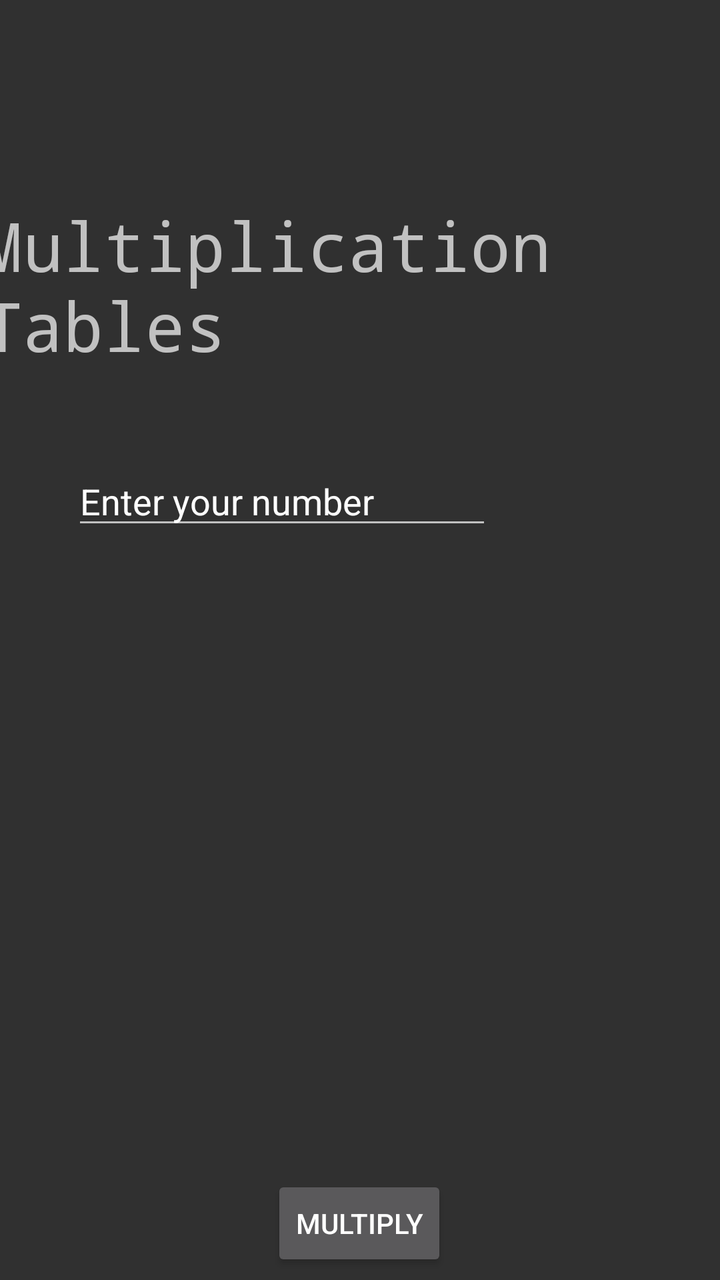
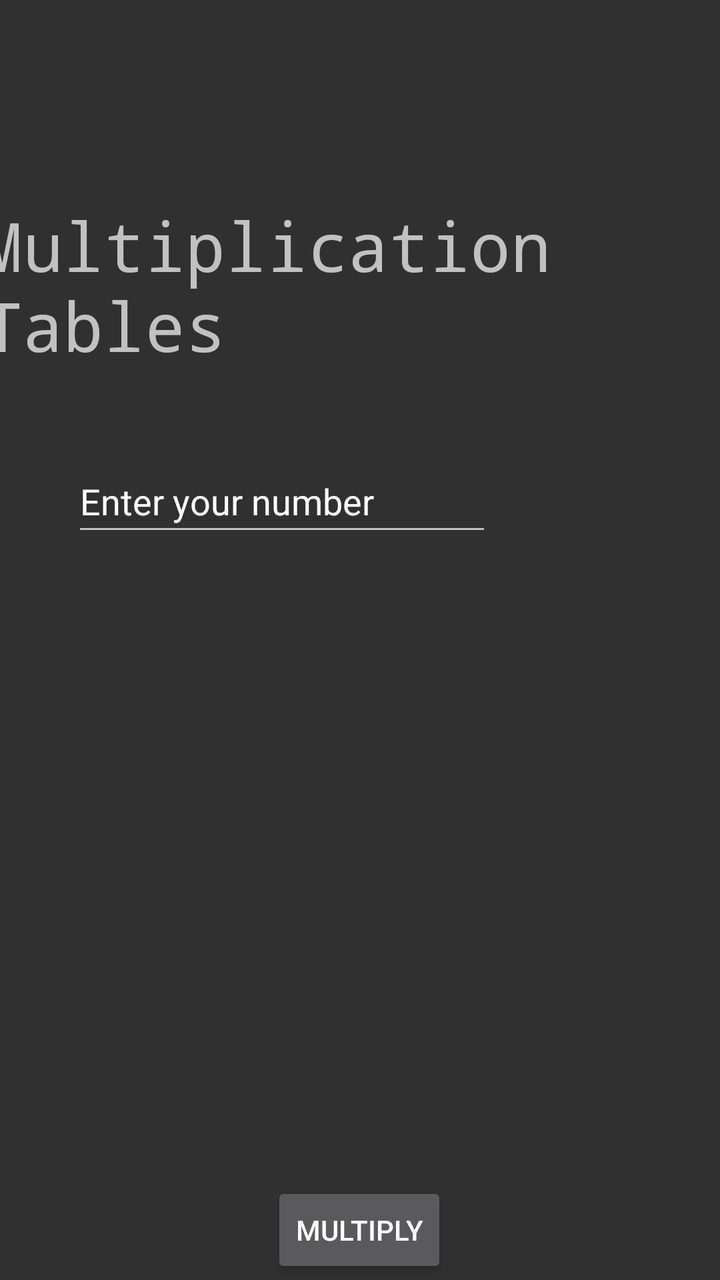

Before-and-after screenshots of an Android layout around one commit, followed by the original layout XML and the change that was made.
<!-- AndroidManifest.xml: application theme Theme.Multiplaction -->
<!-- res/layout/activity_main.xml -->
<?xml version="1.0" encoding="utf-8"?>
<androidx.constraintlayout.widget.ConstraintLayout xmlns:android="http://schemas.android.com/apk/res/android"
    xmlns:app="http://schemas.android.com/apk/res-auto"
    xmlns:tools="http://schemas.android.com/tools"
    android:id="@+id/main"
    android:layout_width="match_parent"
    android:layout_height="match_parent"
    tools:context=".MainActivity">

    <TextView
        android:id="@+id/titleText"
        android:layout_width="367dp"
        android:layout_height="104dp"
        android:layout_marginStart="18dp"
        android:layout_marginTop="100dp"
        android:layout_marginEnd="26dp"
        android:fontFamily="monospace"
        android:text="Multiplication Tables"
        android:textSize="34sp"
        app:layout_constraintEnd_toEndOf="parent"
        app:layout_constraintHorizontal_bias="0.54"
        app:layout_constraintStart_toStartOf="parent"
        app:layout_constraintTop_toTopOf="parent" />

    <EditText
        android:id="@+id/enterNumberText"
        android:layout_width="wrap_content"
        android:layout_height="wrap_content"
        android:layout_marginStart="87dp"
        android:layout_marginTop="300dp"
        android:layout_marginEnd="114dp"
        android:layout_marginBottom="159dp"
        android:ems="10"
        android:inputType="number"
        android:text="Enter your number"
        app:layout_constraintBottom_toTopOf="@+id/multiplyBtn"
        app:layout_constraintEnd_toEndOf="parent"
        app:layout_constraintHorizontal_bias="1.0"
        app:layout_constraintStart_toStartOf="parent"
        app:layout_constraintTop_toBottomOf="@+id/titleText" />

    <Button
        android:id="@+id/multiplyBtn"
        android:layout_width="wrap_content"
        android:layout_height="wrap_content"
        android:layout_marginStart="161dp"
        android:layout_marginTop="159dp"
        android:layout_marginEnd="162dp"
        android:layout_marginBottom="280dp"
        android:text="Multiply"
        app:layout_constraintBottom_toBottomOf="parent"
        app:layout_constraintEnd_toEndOf="parent"
        app:layout_constraintStart_toStartOf="parent"
        app:layout_constraintTop_toBottomOf="@id/enterNumberText" />

</androidx.constraintlayout.widget.ConstraintLayout>
<!-- resources referenced by this layout -->
<resources>
  <style name="Theme.Multiplaction" parent="Theme.Design.NoActionBar" />
</resources>

<!-- the commit's change to res/layout/activity_main.xml (unified diff, before → after) -->
@@ -15,12 +15,13 @@
         android:layout_marginTop="100dp"
         android:layout_marginEnd="26dp"
         android:fontFamily="monospace"
-        android:text="Multiplication Tables"
+        android:text="@string/multiplication_tables"
         android:textSize="34sp"
         app:layout_constraintEnd_toEndOf="parent"
         app:layout_constraintHorizontal_bias="0.54"
         app:layout_constraintStart_toStartOf="parent"
-        app:layout_constraintTop_toTopOf="parent" />
+        app:layout_constraintTop_toTopOf="parent"
+        tools:ignore="TextSizeCheck" />
 
     <EditText
         android:id="@+id/enterNumberText"
@@ -30,14 +31,17 @@
         android:layout_marginTop="300dp"
         android:layout_marginEnd="114dp"
         android:layout_marginBottom="159dp"
+        android:autofillHints=""
         android:ems="10"
         android:inputType="number"
-        android:text="Enter your number"
+        android:minHeight="48dp"
+        android:text="@string/enter_your_number"
         app:layout_constraintBottom_toTopOf="@+id/multiplyBtn"
         app:layout_constraintEnd_toEndOf="parent"
         app:layout_constraintHorizontal_bias="1.0"
         app:layout_constraintStart_toStartOf="parent"
-        app:layout_constraintTop_toBottomOf="@+id/titleText" />
+        app:layout_constraintTop_toBottomOf="@+id/titleText"
+        tools:ignore="LabelFor" />
 
     <Button
         android:id="@+id/multiplyBtn"
@@ -47,7 +51,7 @@
         android:layout_marginTop="159dp"
         android:layout_marginEnd="162dp"
         android:layout_marginBottom="280dp"
-        android:text="Multiply"
+        android:text="@string/multiply"
         app:layout_constraintBottom_toBottomOf="parent"
         app:layout_constraintEnd_toEndOf="parent"
         app:layout_constraintStart_toStartOf="parent"
<!-- resource entries referenced after the edit -->
@@ -1,5 +1,8 @@
 <!-- resources referenced by this layout -->
 <resources>
+  <string name="enter_your_number">Enter your number</string>
+  <string name="multiplication_tables">Multiplication Tables</string>
+  <string name="multiply">Multiply</string>
   <style name="Theme.Multiplaction" parent="Theme.Design.NoActionBar" />
 </resources>
 
